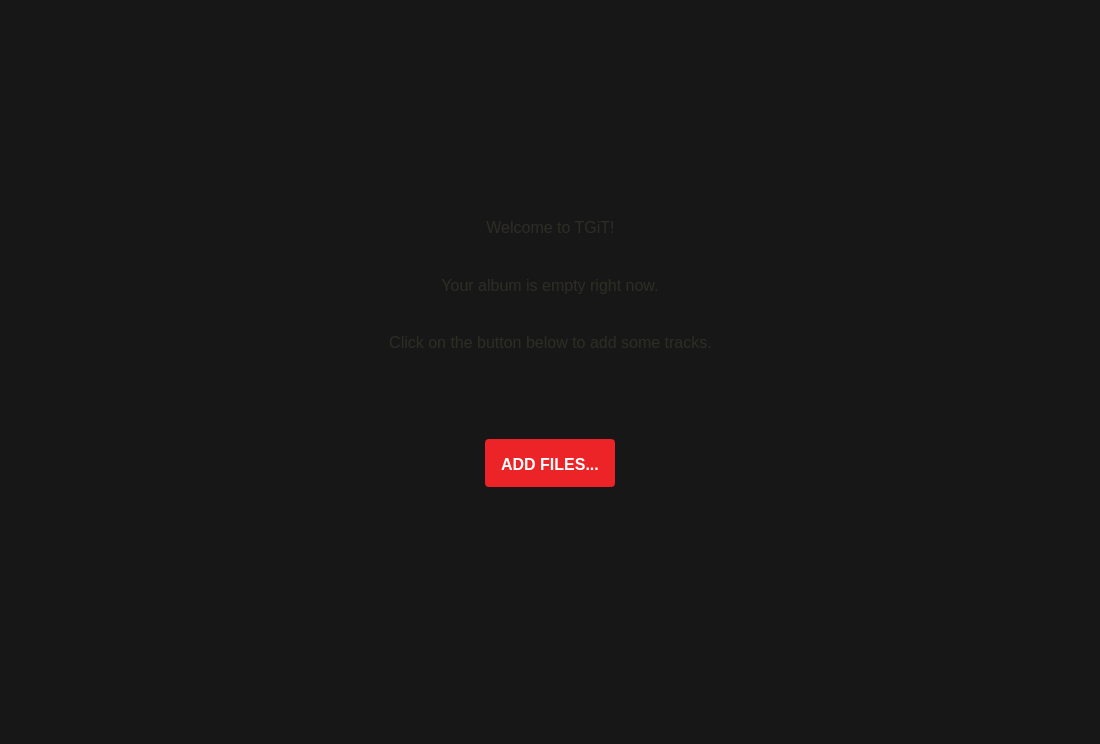
The window that tgit/ui/welcome_screen.ui (Iconoclasteinc/tgit) describes before a commit, drawn with Qt 5.
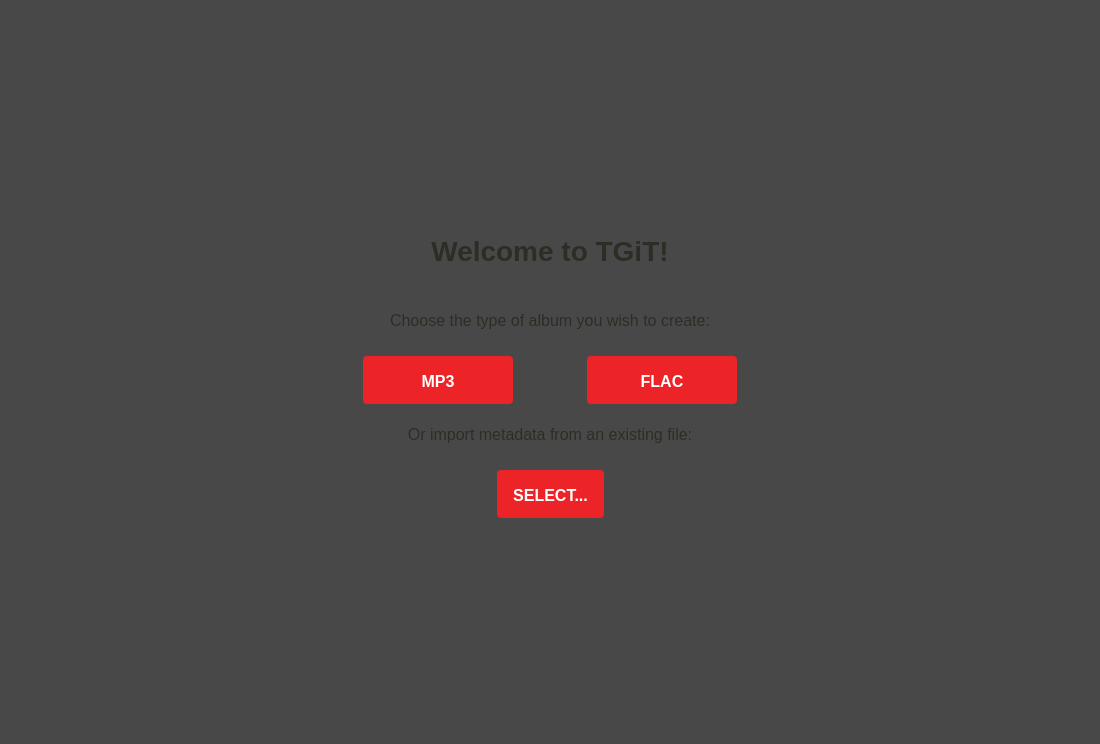
The same window after the commit. Icons and pictures are not drawn.

Commit message: We offer the choice between MP3 and FLAC when creating an album

What changed in the file:
```diff
--- a/tgit/ui/welcome_screen.ui
+++ b/tgit/ui/welcome_screen.ui
@@ -18,27 +18,26 @@
   </property>
   <property name="styleSheet">
    <string notr="true">#welcome_screen {
-    background-color: rgba(0, 0, 0, 70%);
+    background-color: #484848
 }
 
 #welcome_dialog {
-    padding: 20px;
-    min-width: 500px;
-    max-width: 500px;
-    min-height: 300px;
-    max-height: 300px;
-    background: white url(':/logo.png') no-repeat top left;
+	padding: 20px;
+	min-width: 500px;
+	max-width: 500px;
+	min-height: 300px;
+	max-height: 300px;
+	background: white url(':/logo.png') no-repeat top left;
 }
 
-#welcome_dialog QPushButton {
-   background-color: #EC2327;
-   border: 2px solid #EC2327;
-   border-radius: 4px;
-   font-size: 16px;
-   font-weight: bold;
-   color: white;
-   padding: 14px 14px 11px 14px;
-   margin: 25px;
+QPushButton {
+	background-color: #EC2327;
+	border: 2px solid #EC2327;
+	border-radius: 4px;
+	font-size: 16px;
+	font-weight: bold;
+	color: white;
+	padding: 14px 14px 11px 14px;
 }
 
 #welcome_dialog QPushButton:hover {
@@ -50,54 +49,68 @@
     border: 2px solid white;
 }
 
-#welcome_dialog QLabel {
-    color: #2D2D25;
-    font-size: 16px;
+QLabel {
+	color: #2D2D25;
+	font-size: 16px;
 }
 
-#welcome_dialog QLabel[title='h1'] {
-    font-size: 28px;
-    font-weight: bold;
-    margin-top: 35px;
-    margin-bottom: 50px;
-}</string>
+</string>
   </property>
   <layout class="QHBoxLayout" name="horizontalLayout_5">
    <item>
     <widget class="QWidget" name="welcome_dialog" native="true">
-     <property name="styleSheet">
-      <string notr="true"/>
-     </property>
      <layout class="QVBoxLayout" name="verticalLayout">
-      <property name="leftMargin">
-       <number>0</number>
-      </property>
-      <property name="topMargin">
-       <number>0</number>
-      </property>
-      <property name="rightMargin">
-       <number>0</number>
-      </property>
-      <property name="bottomMargin">
-       <number>0</number>
-      </property>
       <item>
-       <widget class="QWidget" name="widget" native="true">
-        <layout class="QHBoxLayout" name="horizontalLayout_2">
+       <widget class="QLabel" name="title">
+        <property name="styleSheet">
+         <string notr="true">QLabel {
+	font-size: 28px;
+	font-weight: bold;
+	margin-top: 25px;
+	margin-bottom: 40px;
+}</string>
+        </property>
+        <property name="text">
+         <string>Welcome to TGiT!</string>
+        </property>
+        <property name="alignment">
+         <set>Qt::AlignCenter</set>
+        </property>
+        <property name="title" stdset="0">
+         <string>h1</string>
+        </property>
+       </widget>
+      </item>
+      <item>
+       <widget class="QLabel" name="message">
+        <property name="text">
+         <string>Choose the type of album you wish to create:</string>
+        </property>
+        <property name="alignment">
+         <set>Qt::AlignCenter</set>
+        </property>
+       </widget>
+      </item>
+      <item>
+       <widget class="QWidget" name="new_buttons_container" native="true">
+        <layout class="QHBoxLayout">
+         <property name="spacing">
+          <number>0</number>
+         </property>
          <property name="leftMargin">
           <number>0</number>
          </property>
          <property name="topMargin">
-          <number>0</number>
+          <number>20</number>
          </property>
          <property name="rightMargin">
           <number>0</number>
          </property>
          <property name="bottomMargin">
-          <number>0</number>
+          <number>15</number>
          </property>
          <item>
-          <spacer name="horizontalSpacer_3">
+          <spacer name="spacer">
            <property name="orientation">
             <enum>Qt::Horizontal</enum>
            </property>
@@ -110,74 +123,29 @@
           </spacer>
          </item>
          <item>
-          <widget class="QLabel" name="title">
-           <property name="text">
-            <string>Welcome to TGiT!</string>
+          <widget class="QPushButton" name="new_mp3_album_button">
+           <property name="sizePolicy">
+            <sizepolicy hsizetype="Fixed" vsizetype="Fixed">
+             <horstretch>0</horstretch>
+             <verstretch>0</verstretch>
+            </sizepolicy>
            </property>
-           <property name="alignment">
-            <set>Qt::AlignCenter</set>
-           </property>
-           <property name="title" stdset="0">
-            <string>h1</string>
-           </property>
-          </widget>
-         </item>
-         <item>
-          <spacer name="horizontalSpacer_4">
-           <property name="orientation">
-            <enum>Qt::Horizontal</enum>
-           </property>
-           <property name="sizeHint" stdset="0">
+           <property name="minimumSize">
             <size>
-             <width>40</width>
-             <height>20</height>
+             <width>150</width>
+             <height>0</height>
             </size>
            </property>
-          </spacer>
-         </item>
-        </layout>
-       </widget>
-      </item>
-      <item>
-       <widget class="QWidget" name="widget_2" native="true">
-        <layout class="QHBoxLayout" name="horizontalLayout_3">
-         <property name="leftMargin">
-          <number>0</number>
-         </property>
-         <property name="topMargin">
-          <number>0</number>
-         </property>
-         <property name="rightMargin">
-          <number>0</number>
-         </property>
-         <property name="bottomMargin">
-          <number>0</number>
-         </property>
-         <item>
-          <spacer name="horizontalSpacer_5">
-           <property name="orientation">
-            <enum>Qt::Horizontal</enum>
+           <property name="cursor">
+            <cursorShape>PointingHandCursor</cursorShape>
            </property>
-           <property name="sizeHint" stdset="0">
-            <size>
-             <width>40</width>
-             <height>20</height>
-            </size>
-           </property>
-          </spacer>
-         </item>
-         <item>
-          <widget class="QLabel" name="message">
            <property name="text">
-            <string>Your album is empty right now.</string>
+            <string>MP3</string>
            </property>
-           <property name="alignment">
-            <set>Qt::AlignCenter</set>
-           </property>
           </widget>
          </item>
          <item>
-          <spacer name="horizontalSpacer_6">
+          <spacer name="spacer_3">
            <property name="orientation">
             <enum>Qt::Horizontal</enum>
            </property>
@@ -189,49 +157,24 @@
            </property>
           </spacer>
          </item>
-        </layout>
-       </widget>
-      </item>
-      <item>
-       <widget class="QWidget" name="widget_3" native="true">
-        <layout class="QHBoxLayout" name="horizontalLayout_4">
-         <property name="leftMargin">
-          <number>0</number>
-         </property>
-         <property name="topMargin">
-          <number>0</number>
-         </property>
-         <property name="rightMargin">
-          <number>0</number>
-         </property>
-         <property name="bottomMargin">
-          <number>0</number>
-         </property>
          <item>
-          <spacer name="horizontalSpacer_7">
-           <property name="orientation">
-            <enum>Qt::Horizontal</enum>
-           </property>
-           <property name="sizeHint" stdset="0">
+          <widget class="QPushButton" name="new_flac_album_button">
+           <property name="minimumSize">
             <size>
-             <width>40</width>
-             <height>20</height>
+             <width>150</width>
+             <height>0</height>
             </size>
            </property>
-          </spacer>
-         </item>
-         <item>
-          <widget class="QLabel" name="description">
+           <property name="cursor">
+            <cursorShape>PointingHandCursor</cursorShape>
+           </property>
            <property name="text">
-            <string>Click on the button below to add some tracks.</string>
+            <string>FLAC</string>
            </property>
-           <property name="alignment">
-            <set>Qt::AlignCenter</set>
-           </property>
           </widget>
          </item>
          <item>
-          <spacer name="horizontalSpacer_8">
+          <spacer name="spacer_2">
            <property name="orientation">
             <enum>Qt::Horizontal</enum>
            </property>
@@ -247,19 +190,32 @@
        </widget>
       </item>
       <item>
-       <widget class="QWidget" name="button_container" native="true">
+       <widget class="QLabel" name="label">
+        <property name="text">
+         <string>Or import metadata from an existing file:</string>
+        </property>
+        <property name="alignment">
+         <set>Qt::AlignCenter</set>
+        </property>
+       </widget>
+      </item>
+      <item>
+       <widget class="QWidget" name="import_button_container" native="true">
         <layout class="QHBoxLayout" name="horizontalLayout">
+         <property name="spacing">
+          <number>0</number>
+         </property>
          <property name="leftMargin">
           <number>0</number>
          </property>
          <property name="topMargin">
-          <number>40</number>
+          <number>20</number>
          </property>
          <property name="rightMargin">
           <number>0</number>
          </property>
          <property name="bottomMargin">
-          <number>30</number>
+          <number>15</number>
          </property>
          <item>
           <spacer name="horizontalSpacer">
@@ -280,7 +236,7 @@
             <cursorShape>PointingHandCursor</cursorShape>
            </property>
            <property name="text">
-            <string>ADD FILES...</string>
+            <string>SELECT...</string>
            </property>
           </widget>
          </item>
```
Left out of the diff: 12 changed lines with no effect on the pictures. The commit also changes 19 other files.
